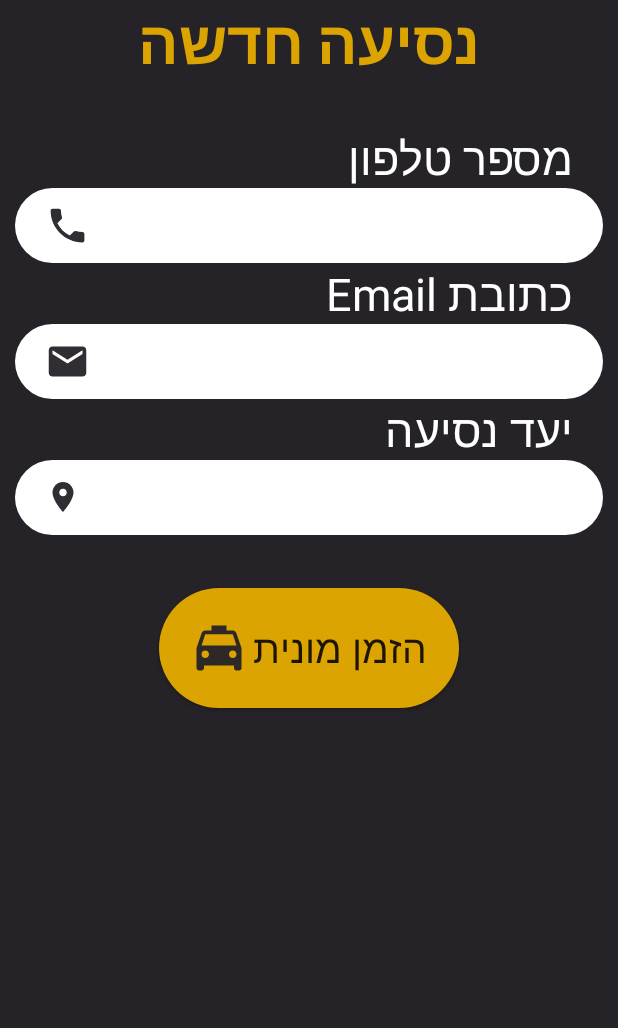
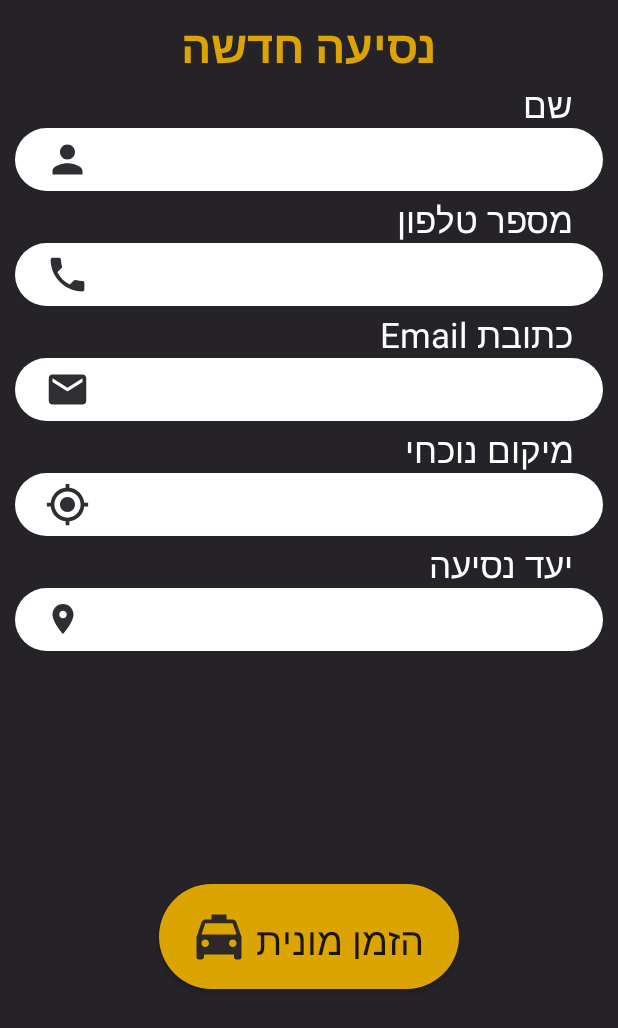
Before and after one commit to MisterBirs/GetTaxi_Android_Project, an Android app: the screen it shows after launch (MainActivity), on a phone screen of 412 x 824 dp. Shown: the top 1028 px of the screen. Run offline under Robolectric (Android 15) with nearby library versions, the phone set to English and light mode, and no system bars.

Commit message:
Create departments that handle the current location. Termination of classes dealing with a database. Add fields to MainActivity

```diff
--- a/app/src/main/java/com/example/shlomi/gettaxi_android_project/controller/MainActivity.java
+++ b/app/src/main/java/com/example/shlomi/gettaxi_android_project/controller/MainActivity.java
@@ -1,101 +1,117 @@
 package com.example.shlomi.gettaxi_android_project.controller;
 
+import android.Manifest;
+import android.annotation.SuppressLint;
+import android.content.Context;
+import android.content.pm.PackageManager;
+import android.location.Address;
+import android.location.Geocoder;
+import android.location.Location;
+import android.location.LocationListener;
+import android.location.LocationManager;
+import android.os.Build;
+import android.os.Bundle;
+import android.support.constraint.Placeholder;
 import android.support.v7.app.AppCompatActivity;
-import android.os.Bundle;
 import android.view.View;
-import android.view.Window;
 import android.widget.Button;
 import android.widget.EditText;
 import android.widget.Toast;
 
-import com.example.shlomi.gettaxi_android_project.model.datasource.Firebase_DBManager;
+
+
+
+import com.example.shlomi.gettaxi_android_project.R;
+import com.example.shlomi.gettaxi_android_project.model.datasource.FactoryDataBase;
+import com.example.shlomi.gettaxi_android_project.model.datasource.IDataBase;
 import com.example.shlomi.gettaxi_android_project.model.entities.Travel;
 import com.example.shlomi.gettaxi_android_project.model.entities.TravelStatus;
-import com.google.firebase.database.*;
 
-import com.example.shlomi.gettaxi_android_project.R;
-import com.google.firebase.storage.FirebaseStorage;
-import com.google.firebase.storage.StorageReference;
-
+import java.io.IOException;
 import java.util.Date;
-import java.util.HashMap;
+import java.util.List;
+import java.util.Locale;
 
 public class MainActivity extends AppCompatActivity {
+    //region Fields
     public Button inviteTaxiBtn;
+    //public EditText currentLocation;
+    protected ActivityDataBase activityDataBase;
+    LocationManager locationManager;
+    protected LocationListener locationListener;
+    EditText nameEditText;
+    EditText phoneNumberEditText;
+    EditText emailEditText;
+    EditText currentLocationEditText;
+    EditText destinationEditText;
+    final int PLACE_PICKER_REQUEST = 1;
+
+    //endregion
 
     @Override
     protected void onCreate(Bundle savedInstanceState) {
         super.onCreate(savedInstanceState);
         setContentView(R.layout.activity_main);
+        initializeFields();
+        getLocation();
+    }
+    protected void initializeFields() {
         inviteTaxiBtn = (Button) findViewById(R.id.inviteTaxiBtn);
+        nameEditText = (EditText) findViewById(R.id.NameEditText);
+        phoneNumberEditText = (EditText) findViewById(R.id.phoneNumberEditText);
+        emailEditText = (EditText) findViewById(R.id.emailEditText);
+        currentLocationEditText = (EditText) findViewById(R.id.currentLocationEditText);
+        destinationEditText  = (EditText) findViewById(R.id.destinationEditText);
 
-
-
-     /*   FirebaseDatabase database = FirebaseDatabase.getInstance();
-        DatabaseReference databaseReference = database.getReference("Classes");
-        DatabaseReference databaseReference1 = databaseReference.child("ClassA");
-
-        HashMap<String,Object> myHashMap = new HashMap<String,Object>();
-        myHashMap.put("1111","PersonA");
-        myHashMap.put("1112",null);
-        myHashMap.put("1113","PersonC");
-        databaseReference1.updateChildren(myHashMap);*/
-
-
-
-        /*databaseReference1.addValueEventListener(new ValueEventListener() {
-            @Override
-            public void onDataChange(DataSnapshot dataSnapshot) {
-                String s = dataSnapshot.getValue(String.class);
-                Toast.makeText(MainActivity.this, s, Toast.LENGTH_SHORT).show();
+        activityDataBase = new ActivityDataBase();
+        locationManager = (LocationManager) this.getSystemService(Context.LOCATION_SERVICE);
+        locationListener = new LocationListener() {
+            public void onLocationChanged(Location location) {
+                currentLocationEditText.setText(getPlace(location));
+            }
+            public void onStatusChanged(String provider, int status, Bundle extras) {
             }
 
-            @Override
-            public void onCancelled(DatabaseError databaseError) {
-                Toast.makeText(MainActivity.this, "ERROR", Toast.LENGTH_SHORT).show();
-
-            }
-        });*/
-
-
-
-
+            public void onProviderEnabled(String provider) {
             }
 
-    protected Travel createTravelInstnceFromFields()
-    {
-        EditText phoneNumberEditText = (EditText) findViewById(R.id.phoneNumberEditText);
-        EditText emailEditText = (EditText) findViewById(R.id.emailEditText);
-        EditText destinationEditText = (EditText) findViewById(R.id.destinationEditText);
-
-        Travel travel = new Travel(TravelStatus.READY, "Ramle", destinationEditText.getText().toString(), new Date(), new Date(), "Shlomi", phoneNumberEditText.getText().toString(), emailEditText.getText().toString());
+            public void onProviderDisabled(String provider) {
+            }
+        };
+    }
+    protected Travel createTravelInstnceFromFields() {
+        Travel travel = new Travel();
+        travel.setCustomerName(nameEditText.getText().toString());
+        travel.setCustomerPhone(phoneNumberEditText.getText().toString());
+        travel.setCustomerEmail(emailEditText.getText().toString());
+        travel.setSourceLocation(currentLocationEditText.getText().toString());
+        travel.setDestinationLocation(destinationEditText.getText().toString());
         return travel;
     }
-
-    protected void inviteTaxiBtnOnClick(View view)
-    {
+    protected void inviteTaxiBtnOnClick(View view) {
         Button inviteTaxiBtn = findViewById(R.id.inviteTaxiBtn);
         if(view == inviteTaxiBtn)
         {
             Travel travel = createTravelInstnceFromFields();
-            addTravel(travel);
+            activityDataBase.addTravel(travel);
         }
     }
-
-    private void addTravel(Travel travel)
+    protected class ActivityDataBase{
+        protected void addTravel(Travel travel)
         {
             try {
                 inviteTaxiBtn.setEnabled(false);
-            Firebase_DBManager.addTravelToFirebase(travel, new Firebase_DBManager.Action<Long>() {
+                IDataBase dataBase = FactoryDataBase.getDataBase();
+                dataBase.addTravel(travel, new IDataBase.Action<Void>() {
                     @Override
-                public void onSuccess(Long obj) {
-                    Toast.makeText(getBaseContext(), "insert id " + obj, Toast.LENGTH_LONG).show();
+                    public void onSuccess(Void obj) {
+                        Toast.makeText(getBaseContext(), "הנסיעה הוספה בהצלחה", Toast.LENGTH_LONG).show();
                         inviteTaxiBtn.setEnabled(true);
                     }
 
                     @Override
                     public void onFailure(Exception exception) {
-                    Toast.makeText(getBaseContext(), "Error \n" + exception.getMessage(), Toast.LENGTH_LONG).show();
+                        Toast.makeText(getBaseContext(), "הוספת הנסיעה נכשלה", Toast.LENGTH_LONG).show();
                         inviteTaxiBtn.setEnabled(true);
                     }
 
@@ -112,4 +128,67 @@ public class MainActivity extends AppCompatActivity {
 
 
         }
+    };
+
+    //region Gps Methods
+    private void getLocation() {
+
+        //     Check the SDK version and whether the permission is already granted or not.
+        if (Build.VERSION.SDK_INT >= Build.VERSION_CODES.M && checkSelfPermission(Manifest.permission.ACCESS_FINE_LOCATION) != PackageManager.PERMISSION_GRANTED) {
+            requestPermissions(new String[]{Manifest.permission.ACCESS_FINE_LOCATION}, 5);
+
+
+        } else {
+            // Android version is lesser than 6.0 or the permission is already granted.
+            locationManager.requestLocationUpdates(LocationManager.GPS_PROVIDER, 0, 0, locationListener);
         }
+
+    }
+    public String getPlace(Location location) {
+
+        Geocoder geocoder = new Geocoder(this, Locale.getDefault());
+        List<Address> addresses = null;
+        try {
+            addresses = geocoder.getFromLocation(location.getLatitude(), location.getLongitude(), 1);
+
+
+            if (addresses.size() > 0) {
+                String adress = addresses.get(0).getAddressLine(0);
+                return adress;
+
+
+            }
+
+            return "no place: \n ("+location.getLongitude()+" , "+location.getLatitude()+")";
+        }
+        catch(
+                IOException e)
+
+        {
+            e.printStackTrace();
+        }
+        return "IOException ...";
+    }
+
+    @SuppressLint("MissingPermission")
+    @Override
+    public void onRequestPermissionsResult(int requestCode, String[] permissions, int[] grantResults) {
+        if (requestCode == 5) {
+            if (grantResults[0] == PackageManager.PERMISSION_GRANTED) {
+                // Permission is granted
+                locationManager.requestLocationUpdates(LocationManager.GPS_PROVIDER, 0, 0, locationListener);
+
+            } else {
+                Toast.makeText(this, "Until you grant the permission, we canot display the location", Toast.LENGTH_SHORT).show();
+            }
+        }
+
+    }
+    //endregion
+
+
+
+
+
+
+}
--- a/app/src/main/java/com/example/shlomi/gettaxi_android_project/model/datasource/FactoryDataBase.java
+++ b/app/src/main/java/com/example/shlomi/gettaxi_android_project/model/datasource/FactoryDataBase.java
@@ -4,8 +4,8 @@ public class FactoryDataBase {
     static IDataBase idb = null;
     public static IDataBase getDataBase()
     {
-        //if(idb==null)
-
+        if(idb==null)
+            idb = new Firebase_DBManager();
         return  idb;
     }
 }
--- a/app/src/main/java/com/example/shlomi/gettaxi_android_project/model/datasource/IDataBase.java
+++ b/app/src/main/java/com/example/shlomi/gettaxi_android_project/model/datasource/IDataBase.java
@@ -3,6 +3,19 @@ package com.example.shlomi.gettaxi_android_project.model.datasource;
 import com.example.shlomi.gettaxi_android_project.model.entities.Travel;
 
 public interface IDataBase {
-    void addTravel();
+    //region Inner InterFaces
+    public interface Action<T> {
+        void onSuccess(T obj);
+        void onFailure(Exception exception);
+        void onProgress(String status, double percent);
+    }
 
+    public interface NotifyDataChange<T> {
+        void OnDataChanged(T obj);
+        void onFailure(Exception exception);
+    }
+    //endregion
+    //region Methods
+    void addTravel(Travel travelToAdd, Action<Void> action);
+    //endregion
 }
--- /dev/null
+++ b/app/src/main/res/drawable/ic_my_location_black_30dp.xml
@@ -0,0 +1,5 @@
+<vector android:alpha="0.95" android:height="30dp"
+    android:tint="#252228" android:viewportHeight="24.0"
+    android:viewportWidth="24.0" android:width="30dp" xmlns:android="http://schemas.android.com/apk/res/android">
+    <path android:fillColor="#FF000000" android:pathData="M12,8c-2.21,0 -4,1.79 -4,4s1.79,4 4,4 4,-1.79 4,-4 -1.79,-4 -4,-4zM20.94,11c-0.46,-4.17 -3.77,-7.48 -7.94,-7.94L13,1h-2v2.06C6.83,3.52 3.52,6.83 3.06,11L1,11v2h2.06c0.46,4.17 3.77,7.48 7.94,7.94L11,23h2v-2.06c4.17,-0.46 7.48,-3.77 7.94,-7.94L23,13v-2h-2.06zM12,19c-3.87,0 -7,-3.13 -7,-7s3.13,-7 7,-7 7,3.13 7,7 -3.13,7 -7,7z"/>
+</vector>
--- /dev/null
+++ b/app/src/main/res/drawable/ic_person_black_30dp.xml
@@ -0,0 +1,5 @@
+<vector android:alpha="0.95" android:height="30dp"
+    android:tint="#252228" android:viewportHeight="24.0"
+    android:viewportWidth="24.0" android:width="30dp" xmlns:android="http://schemas.android.com/apk/res/android">
+    <path android:fillColor="#FF000000" android:pathData="M12,12c2.21,0 4,-1.79 4,-4s-1.79,-4 -4,-4 -4,1.79 -4,4 1.79,4 4,4zM12,14c-2.67,0 -8,1.34 -8,4v2h16v-2c0,-2.66 -5.33,-4 -8,-4z"/>
+</vector>
--- a/app/src/main/res/layout/activity_main.xml
+++ b/app/src/main/res/layout/activity_main.xml
@@ -9,7 +9,7 @@
 
 <LinearLayout android:orientation="vertical"
     android:layout_width="match_parent"
-    android:layout_height="wrap_content"
+    android:layout_height="match_parent"
     android:layout_marginTop="10sp"
     android:layout_marginLeft="10sp"
     android:layout_marginRight="10sp">
@@ -19,7 +19,13 @@
         android:text="@string/newRide"
         style="@style/Title"/>
 
-
+    <TextView
+        style="@style/BeforeEditTextTitle"
+        android:text="@string/name"/>
+    <EditText
+        android:id="@+id/NameEditText"
+        style="@style/EditTextStyle"
+        android:drawableLeft="@drawable/ic_person_black_30dp"/>
     <TextView
         style="@style/BeforeEditTextTitle"
         android:text="@string/phoneNumber"/>
@@ -35,6 +41,14 @@
         android:id="@+id/emailEditText"
         style="@style/EditTextStyle"
         android:drawableLeft="@drawable/ic_email_black_30dp"/>
+
+    <TextView
+        style="@style/BeforeEditTextTitle"
+        android:text="@string/currentLocation"/>
+    <EditText
+        android:id="@+id/currentLocationEditText"
+        style="@style/EditTextStyle"
+        android:drawableLeft="@drawable/ic_my_location_black_30dp"/>
     <TextView
         style="@style/BeforeEditTextTitle"
         android:text="@string/travelDestination"/>
@@ -45,7 +59,7 @@
 
     <LinearLayout
         android:layout_width="fill_parent"
-        android:layout_height="120sp"
+        android:layout_height="match_parent"
         android:layout_weight="0"
         android:gravity="center">
 
@@ -57,6 +71,11 @@
             android:gravity="center"
             android:onClick="inviteTaxiBtnOnClick"
             />
+
+
+
+
+
     </LinearLayout>
 
 
--- a/app/src/main/res/values/strings.xml
+++ b/app/src/main/res/values/strings.xml
@@ -1,8 +1,10 @@
 <resources>
     <string name="app_name">GetTaxi_Android_Project</string>
     <string name="newRide">נסיעה חדשה</string>
+    <string name="name">שם</string>
     <string name="email">כתובת Email</string>
     <string name="phoneNumber">מספר טלפון</string>
+    <string name="currentLocation">מיקום נוכחי</string>
     <string name="travelDestination">יעד נסיעה</string>
     <string name="inviteTaxi">הזמן מונית</string>
 
@@ -10,4 +12,5 @@
 
 
 
+
 </resources>
--- a/app/src/main/res/values/styles.xml
+++ b/app/src/main/res/values/styles.xml
@@ -11,23 +11,23 @@
     <style name="Title">
         <item name="android:layout_height">wrap_content</item>
         <item name="android:layout_width">match_parent</item>
-        <item name="android:textSize">40sp</item>
+        <item name="android:textSize">30sp</item>
         <item name="android:textAlignment">center</item>
         <item name="android:textColor">@color/YellowTaxi</item>
         <item name="android:textStyle">bold</item>
-        <item name="android:layout_marginBottom">30sp</item>
     </style>
 
     <style name="BeforeEditTextTitle">
         <item name="android:layout_height">wrap_content</item>
         <item name="android:layout_width">match_parent</item>
-        <item name="android:textSize">30sp</item>
+        <item name="android:textSize">23sp</item>
         <item name="android:textColor">#ffffff</item>
         <item name="android:layout_marginRight">20sp</item>
+        <item name="android:layout_marginTop">3sp</item>
     </style>
 
     <style name="EditTextStyle">
-        <item name="android:layout_height">50sp</item>
+        <item name="android:layout_height">42sp</item>
         <item name="android:layout_width">match_parent</item>
         <item name="android:textSize">20sp</item>
         <item name="android:textAlignment">center</item>
@@ -37,12 +37,13 @@
 
     <style name="GetTaxiBtn">
         <item name="android:layout_marginTop">15sp</item>
-        <item name="android:layout_height">80sp</item>
+        <item name="android:layout_height">70sp</item>
         <item name="android:layout_width">200sp</item>
         <item name="android:background">@drawable/button_round</item>
         <item name="android:textAlignment">center</item>
-        <item name="android:textSize">26sp</item>
+        <item name="android:textSize">25sp</item>
         <item name="android:padding">20sp</item>
+        <item name="android:layout_marginBottom">20sp</item>
 
 
     </style>
```
Also changed, not shown: app/src/main/AndroidManifest.xml (+10 -0 lines), app/src/main/java/com/example/shlomi/gettaxi_android_project/model/datasource/Firebase_DBManager.java (+19 -20 lines), app/src/main/java/com/example/shlomi/gettaxi_android_project/model/entities/Travel.java (+0 -10 lines). Lines whose indentation alone changed are shown as unchanged.
